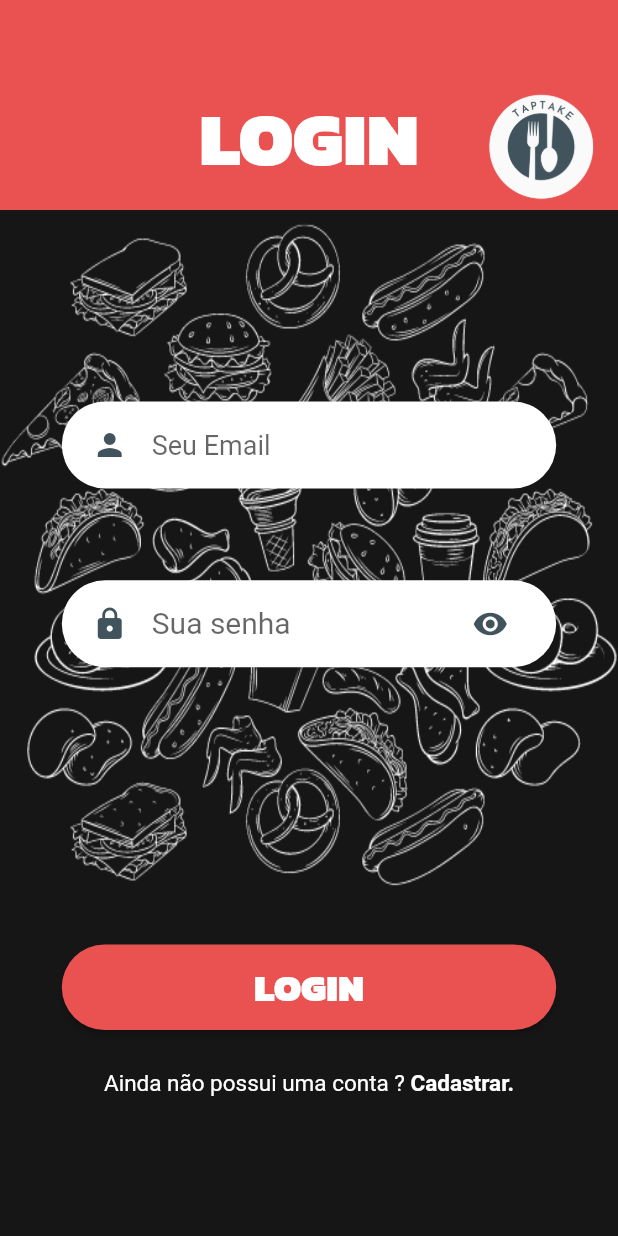
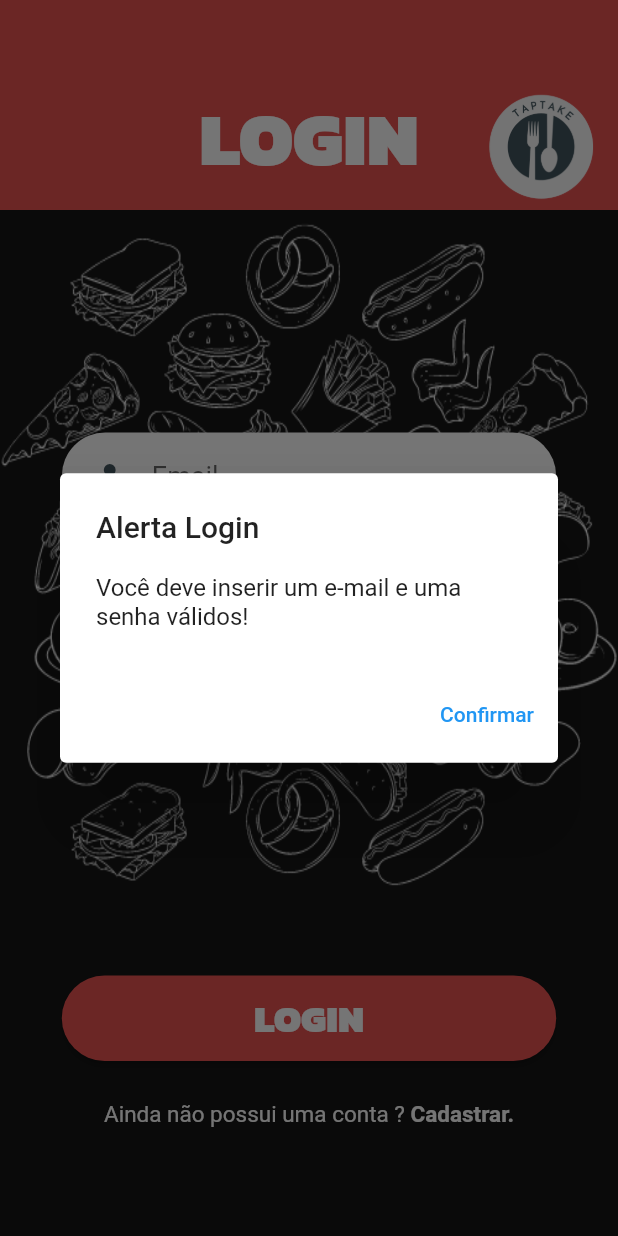
Before and after one commit to AlexCohenDambros/TapTake-Flutter, a Flutter app: the LoginScreen screen opened directly, after a tap on "LOGIN", on a phone screen of 412 x 824 dp. Run offline on Flutter 3.47's test engine with Material 2 defaults, Android fonts, the phone set to English and light mode, and no system bars; our stand-ins replace flutter_rating_bar, image_picker; missing offline and left inert: flutter_calendar_widget.

Commit message:
fixing login authentication

```diff
--- a/lib/Screens/Login/components/body.dart
+++ b/lib/Screens/Login/components/body.dart
@@ -18,7 +18,34 @@ class Body extends StatefulWidget {
   State<Body> createState() => _BodyState();
 }
 
-Future<User> Login(String email, String password) async {
+Future<void> _showDialog(context) async {
+  return showDialog<void>(
+    context: context,
+    barrierDismissible: false, // user must tap button!
+    builder: (BuildContext context) {
+      return AlertDialog(
+        title: const Text('Alerta Login'),
+        content: SingleChildScrollView(
+          child: ListBody(
+            children: const <Widget>[
+              Text('Você deve inserir um e-mail e uma senha válidos!')
+            ],
+          ),
+        ),
+        actions: <Widget>[
+          TextButton(
+            child: const Text('Confirmar'),
+            onPressed: () {
+              Navigator.of(context).pop();
+            },
+          ),
+        ],
+      );
+    },
+  );
+}
+
+Future<User?> Login(String email, String password) async {
   final response = await http.post(
     Uri.parse('http://172.21.3.58:8090/user/login'),
     headers: <String, String>{
@@ -31,10 +58,9 @@ Future<User> Login(String email, String password) async {
   );
 
   if (response.statusCode == 200) {
-    print("logou");
     return User.fromJson(jsonDecode(response.body));
   } else {
-    throw Exception('Failed to create user.');
+    return null;
   }
 }
 
@@ -62,6 +88,7 @@ class User {
 class _BodyState extends State<Body> {
   String? email;
   String? password;
+  bool visibility = false;
 
   @override
   Widget build(BuildContext context) {
@@ -71,9 +98,9 @@ class _BodyState extends State<Body> {
         child: Column(
           mainAxisAlignment: MainAxisAlignment.center,
           children: <Widget>[
-            SizedBox(height: size.height * 0.2),
+            SizedBox(height: size.height * 0.25),
             RoundedInputField(
-                hintText: "Seu Email",
+                hintText: "Email",
                 onChanged: (value) {
                   email = value;
                 },
@@ -84,14 +111,41 @@ class _BodyState extends State<Body> {
                 password = value;
               },
             ),
-            SizedBox(height: size.height * 0.2),
+            SizedBox(height: size.height * 0.18),
+            visibility
+                ? Text(
+                    "Credenciais inválidas! Tente novamente!",
+                    style: TextStyle(
+                        color: kPrimaryColor,
+                        fontWeight: FontWeight.bold,
+                        fontSize: 16),
+                  )
+                : Container(),
+            SizedBox(height: size.height * 0.02),
             RoundedButton(
               text: "LOGIN",
-              press: () {
+              press: () async {
                 if (email == null || password == null) {
+                  _showDialog(context);
                   return;
                 }
-                Login(email!, password!);
+                User? usuario = await Login(email!, password!);
+                if (usuario == null) {
+                  setState(() {
+                    visibility = true;
+                  });
+                } else {
+                  visibility = false;
+                  Navigator.pushReplacement(
+                    context,
+                    PageRouteBuilder(
+                      pageBuilder: (context, animation, secondaryAnimation) =>
+                          const MenuScreen(),
+                      transitionDuration: Duration.zero,
+                      reverseTransitionDuration: Duration.zero,
+                    ),
+                  );
+                }
               },
               color: kPrimaryColor,
               textColor: Colors.white,
--- a/lib/Screens/Payment/payment.dart
+++ b/lib/Screens/Payment/payment.dart
@@ -117,6 +117,7 @@ class PaymentState extends State<Payment> {
 
   showAlertDialog(BuildContext context) async {
     // set up the buttons
+    // user must tap button!
     Widget cancelButton = TextButton(
       child: const Text("Cancelar"),
       onPressed: () {
@@ -154,6 +155,7 @@ class PaymentState extends State<Payment> {
 
     // show the dialog
     showDialog(
+      barrierDismissible: false,
       context: context,
       builder: (BuildContext context) {
         return alert;
--- a/lib/components_main/rounded_password_field.dart
+++ b/lib/components_main/rounded_password_field.dart
@@ -22,7 +22,7 @@ class RoundedPasswordField extends StatelessWidget {
             Icons.visibility,
             color: kSecondaryColor,
           ),
-          hintText: "Sua senha",
+          hintText: "Password",
           border: InputBorder.none,
         ),
       ),
```
